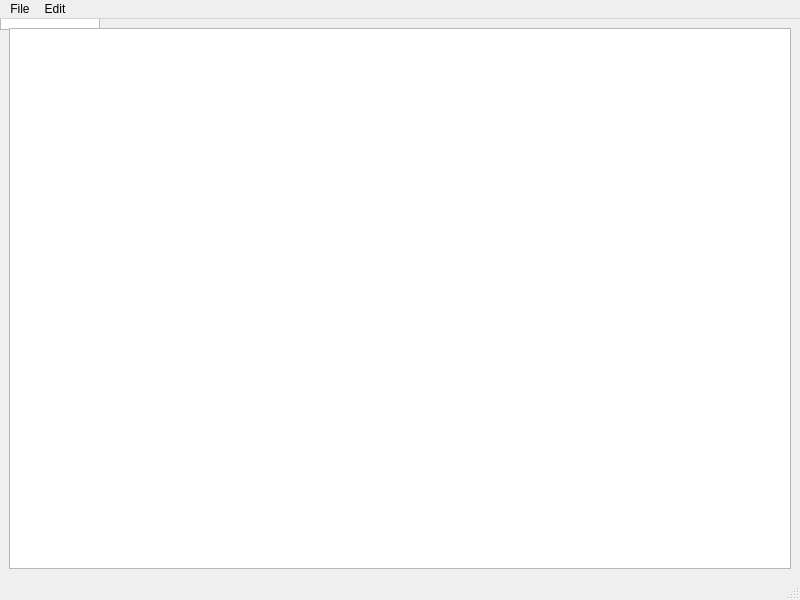
Above: editor.ui from hiteshkuber/Notorious-Notepad before the change. Below: the same form after it.
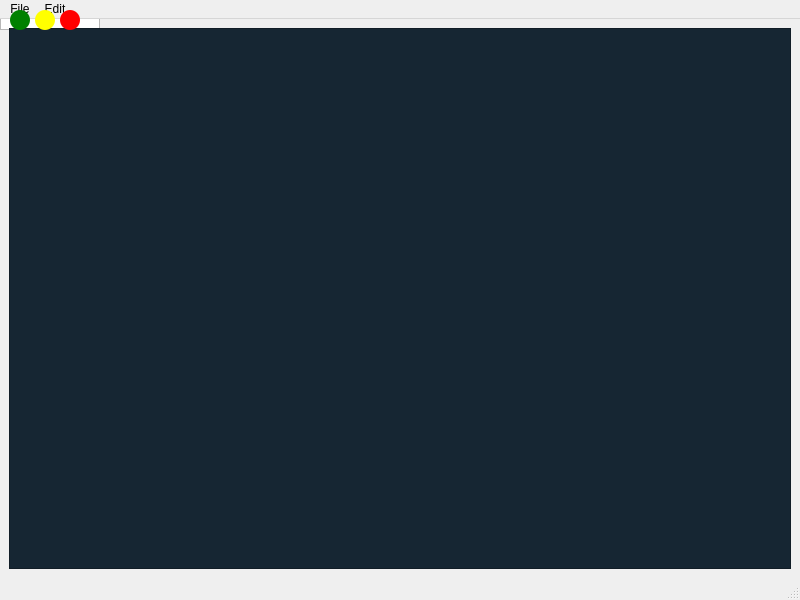
That is the form after the change.

```diff
--- a/editor.ui
+++ b/editor.ui
@@ -23,7 +23,15 @@
   <widget class="QWidget" name="centralwidget">
    <layout class="QVBoxLayout" name="verticalLayout">
     <item>
-     <widget class="QTextEdit" name="textEdit"/>
+     <widget class="QTextEdit" name="textEdit">
+      <property name="styleSheet">
+       <string>
+         background-color: #162633;
+         color: lime;
+         font-family: Arial;
+       </string>
+      </property>
+     </widget>
     </item>
    </layout>
   </widget>
@@ -56,6 +64,54 @@
    <addaction name="menuEdit"/>
   </widget>
   <widget class="QStatusBar" name="statusbar"/>
+  <widget class="QPushButton" name="greenButton">
+   <property name="geometry">
+    <rect>
+     <x>10</x>
+     <y>10</y>
+     <width>20</width>
+     <height>20</height>
+    </rect>
+   </property>
+   <property name="styleSheet">
+    <string>QPushButton {
+        border-radius: 10px;
+        background-color: green;
+    }</string>
+   </property>
+  </widget>
+  <widget class="QPushButton" name="yellowButton">
+   <property name="geometry">
+    <rect>
+     <x>35</x>
+     <y>10</y>
+     <width>20</width>
+     <height>20</height>
+    </rect>
+   </property>
+   <property name="styleSheet">
+    <string>QPushButton {
+        border-radius: 10px;
+        background-color: yellow;
+    }</string>
+   </property>
+  </widget>
+  <widget class="QPushButton" name="closeButton">
+   <property name="geometry">
+    <rect>
+     <x>60</x>
+     <y>10</y>
+     <width>20</width>
+     <height>20</height>
+    </rect>
+   </property>
+   <property name="styleSheet">
+    <string>QPushButton {
+        border-radius: 10px;
+        background-color: red;
+    }</string>
+   </property>
+  </widget>
   <action name="actionNew">
   </action>
   <action name="actionOpen">
```
